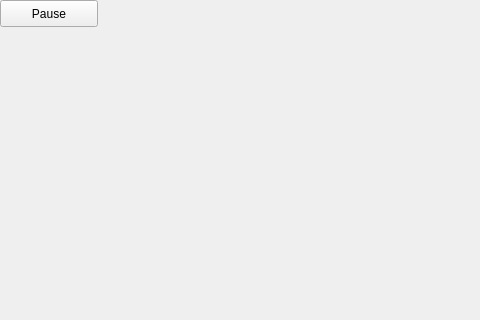
Above: kpoApp.ui from jbeuckm/kinect_pcl_osc_qt before the change; both pictures show x 0 to 480 and y 0 to 320 of the 932 by 521 pixel window. Below: the same form after it.
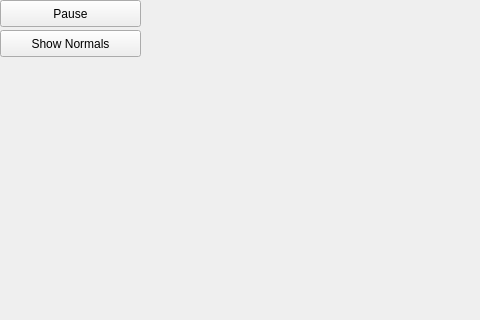
That is the form after the change. Custom widgets are drawn as their Qt base class.

Diff of the .ui file:
```diff
--- a/kpoApp.ui
+++ b/kpoApp.ui
@@ -141,7 +141,7 @@
      <rect>
       <x>0</x>
       <y>0</y>
-      <width>98</width>
+      <width>141</width>
       <height>27</height>
      </rect>
     </property>
@@ -149,6 +149,19 @@
      <string>Pause</string>
     </property>
    </widget>
+   <widget class="QPushButton" name="ShowNormalsButton">
+    <property name="geometry">
+     <rect>
+      <x>0</x>
+      <y>30</y>
+      <width>141</width>
+      <height>27</height>
+     </rect>
+    </property>
+    <property name="text">
+     <string>Show Normals</string>
+    </property>
+   </widget>
   </widget>
  </widget>
  <customwidgets>
```
Left out of the diff: 2 changed lines with no effect on the pictures.
